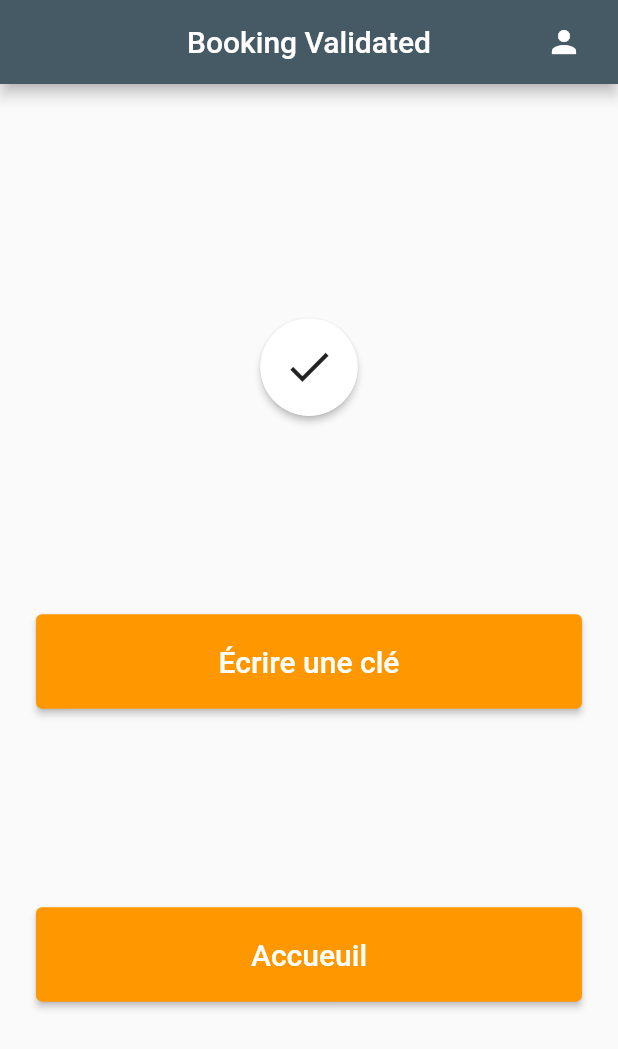
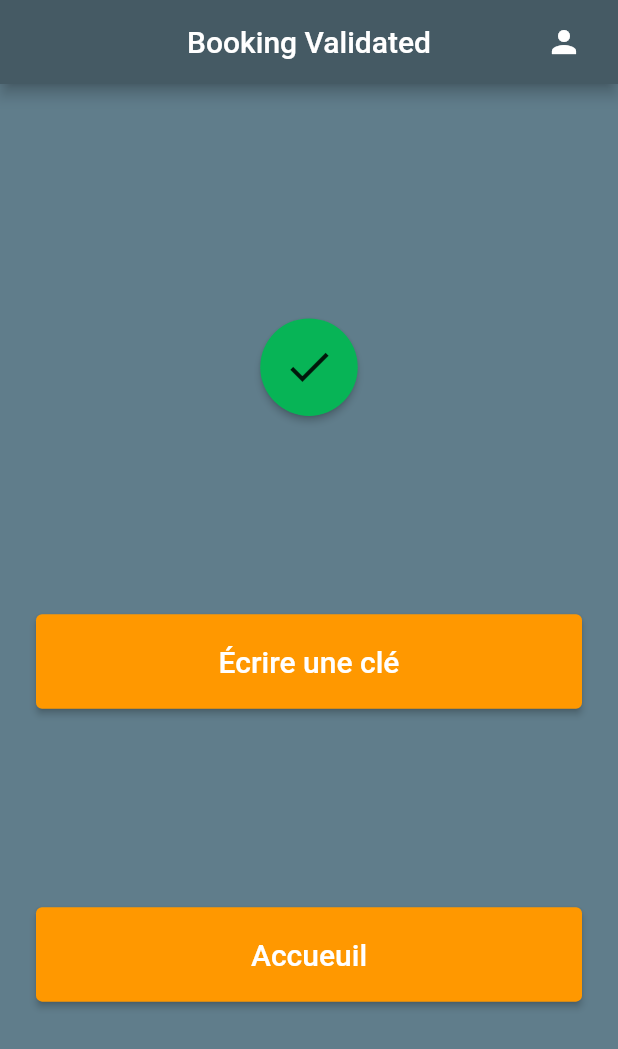
Before and after one commit to Parrots-in-the-Alps/flutter_app, a Flutter app: the screen it shows after launch, on a phone screen of 412 x 824 dp. Shown: the top 1049 px of the screen. Run offline on Flutter 3.47's test engine with Material 2 defaults, Android fonts, the phone set to English and light mode, and no system bars; missing offline and left inert: qr_code_scanner.

Commit message:
booking validated and update qr_code scann pause and resume controll

```diff
--- a/lib/check_in/_screens/booking_validated.dart
+++ b/lib/check_in/_screens/booking_validated.dart
@@ -9,6 +9,7 @@ class BookingValidated extends StatelessWidget {
   @override
   Widget build(BuildContext context) {
     return Scaffold(
+        backgroundColor: const Color(0xFF607D8B),
         appBar: const VulcanAppBar(title: "Booking Validated"),
         body: Padding(
           padding: const EdgeInsets.all(24.0),
@@ -18,7 +19,7 @@ class BookingValidated extends StatelessWidget {
               RawMaterialButton(
                 onPressed: () {},
                 elevation: 2.0,
-                fillColor: Colors.white,
+                fillColor: const Color(0xFF07B456),
                 padding: const EdgeInsets.all(15.0),
                 shape: const CircleBorder(),
                 child: const Icon(
--- a/lib/check_in/_screens/qr_code.dart
+++ b/lib/check_in/_screens/qr_code.dart
@@ -26,6 +26,7 @@ class _QRCodeState extends State<QRCode> {
     this.controller = controller;
     controller.scannedDataStream.listen((scanData) {
       setState(() {
+        controller.pauseCamera();
         Provider.of<ReservationProvider>(context, listen: false)
             .reservation_id = scanData.code!;
         Navigator.push(
@@ -34,6 +35,7 @@ class _QRCodeState extends State<QRCode> {
             builder: (context) => const BookingDetails(),
           ),
         );
+        controller.resumeCamera();
       });
     });
   }
```
